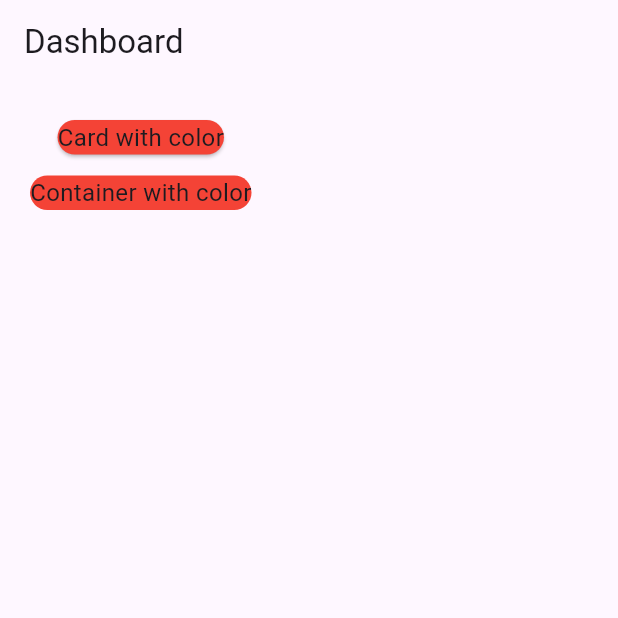
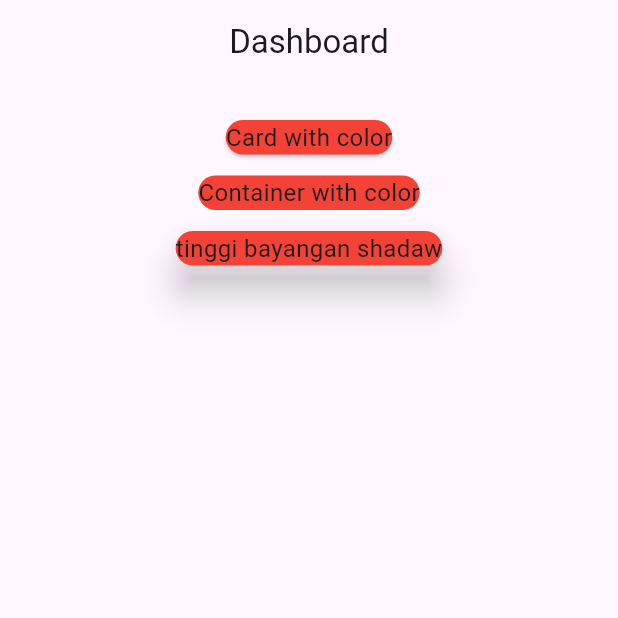
Before and after one commit to dwiilhammaulana/minggu_9, a Flutter app: the screen it shows after launch, on a phone screen of 412 x 824 dp, the top half of it. Run offline on Flutter 3.47's test engine with Material 3 defaults, Android fonts, the phone set to English and light mode, and no system bars.

Commit message:
buat evalation / bayangan

```diff
--- a/lib/pages/page_card_01.dart
+++ b/lib/pages/page_card_01.dart
@@ -7,12 +7,13 @@ class Pages1 extends StatelessWidget {
   Widget build(BuildContext context) {
     return Scaffold(
             appBar: AppBar(
-              title: const Text("Dashboard"),
+              title: Center(child: const Text("Dashboard")),
               actions: const [],
             ),
             body: SingleChildScrollView(
               child: Container(
                 padding: const EdgeInsets.all(20.0),
+                child: Center(
                   child: Column(
                     children: [
                       Card(
@@ -27,7 +28,14 @@ class Pages1 extends StatelessWidget {
                         ),
                         child: Text("Container with color", style: TextStyle(fontSize: 16)),
                       ),
+                      SizedBox(height: 10),
+                      Card(
+                        elevation: 10,
+                        color: Colors.red,
+                        child: Text("tinggi bayangan shadaw", style: TextStyle(fontSize: 16)),
+                      )
                     ],
+                  ),
                 ),
               ),
             ),
```
Lines whose indentation alone changed are shown as unchanged.
